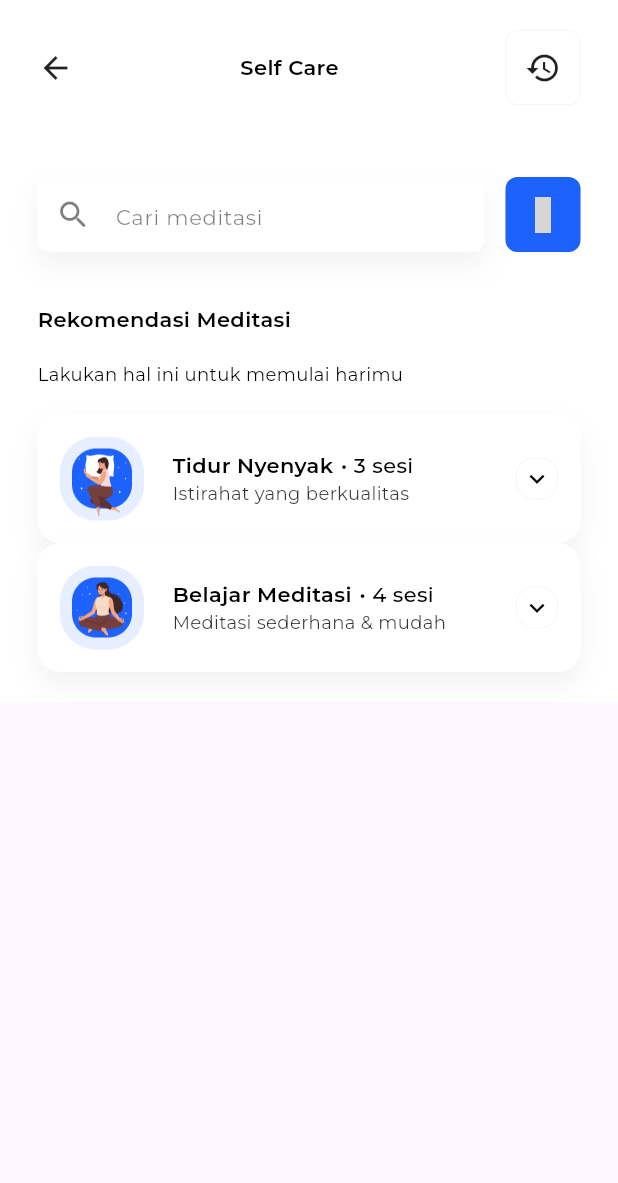
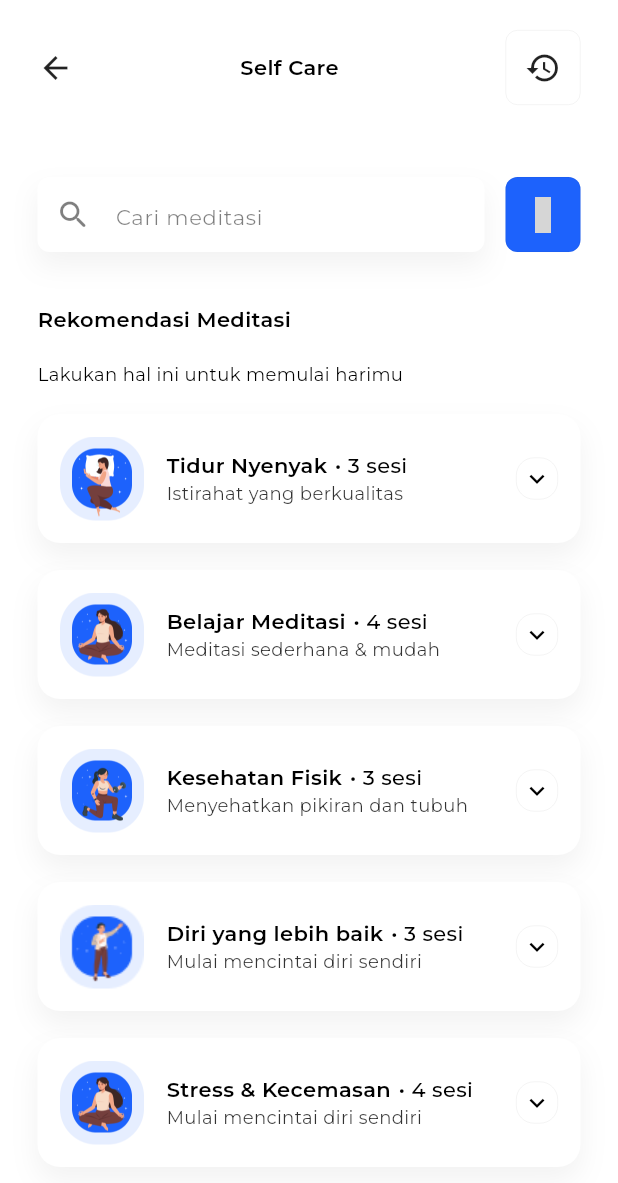
Before and after one commit to Mental-Zone/mental-zone, a Flutter app: the selfCarePage screen opened by its route, on a phone screen of 412 x 824 dp. Shown: the top 1183 px of the screen. Run offline on Flutter 3.47's test engine with Material 3 defaults, Android fonts, the phone set to English and light mode, and no system bars; our stand-ins replace gap, google_fonts, iconly, smooth_page_indicator; grey boxes are pictures that could not be loaded.

Commit message:
feat: self care page

```diff
--- a/lib/pages/home.dart
+++ b/lib/pages/home.dart
@@ -209,7 +209,9 @@ class HomePage extends StatelessWidget {
                     ),
                     child: IconButton(
                       icon: Image.asset('assets/img/home/care.png'),
-                      onPressed: () {},
+                      onPressed: () {
+                        Navigator.pushNamed(context, '/self_care');
+                      },
                     )),
                 const Gap(4),
                 Text(
--- a/lib/pages/self_care/self_care.dart
+++ b/lib/pages/self_care/self_care.dart
@@ -7,7 +7,7 @@ import '../../shared/theme/color.dart';
 import '../../shared/theme/font.dart';
 
 class selfCarePage extends StatefulWidget {
-  static const routeName = '/selfCare';
+  static const routeName = '/self_care';
   const selfCarePage({super.key});
 
   @override
@@ -41,11 +41,30 @@ class _selfCarePageState extends State<selfCarePage> {
               const Gap(18),
               _meditationItem('Tidur Nyenyak', 3, 'Istirahat yang berkualitas',
                   'assets/img/self_care/sleep.png'),
+              const Gap(18),
               _meditationItem(
                   'Belajar Meditasi',
                   4,
                   'Meditasi sederhana & mudah',
                   'assets/img/self_care/meditate.png'),
+              const Gap(18),
+              _meditationItem(
+                  'Kesehatan Fisik',
+                  3,
+                  'Menyehatkan pikiran dan tubuh',
+                  'assets/img/self_care/workout.png'),
+              const Gap(18),
+              _meditationItem(
+                  'Diri yang lebih baik',
+                  3,
+                  'Mulai mencintai diri sendiri',
+                  'assets/img/self_care/selflove.png'),
+              const Gap(18),
+              _meditationItem(
+                  'Stress & Kecemasan',
+                  4,
+                  'Mulai mencintai diri sendiri',
+                  'assets/img/self_care/meditate.png')
             ]),
           )
         ],
@@ -76,7 +95,7 @@ class _selfCarePageState extends State<selfCarePage> {
               fit: BoxFit.cover,
             ),
           ),
-          const Gap(19),
+          const Gap(15),
           Flexible(
             fit: FlexFit.loose,
             child: Row(
```
